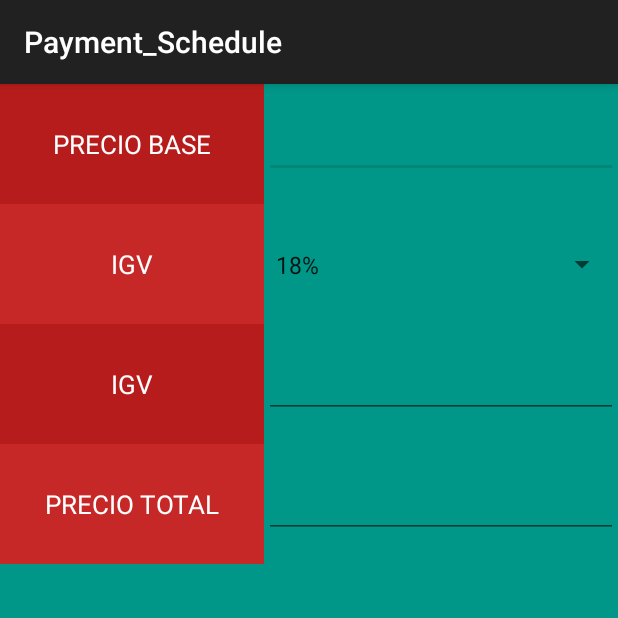
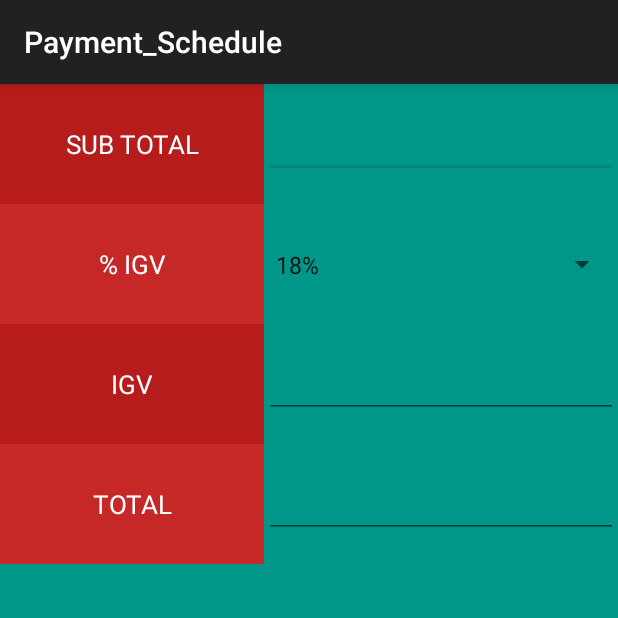
Before and after one commit to doapps/IGVPeru, an Android app: the Calculator_Activity screen opened directly, with no data from a screen before it, on a phone screen of 412 x 824 dp, the top half of it. Run offline under Robolectric (Android 15) with nearby library versions, the light colour scheme and no system bars.

Commit message:
CALAC INTERFACE

```diff
--- a/app/src/main/res/layout/activity_calculator.xml
+++ b/app/src/main/res/layout/activity_calculator.xml
@@ -22,7 +22,7 @@
                 android:layout_weight="1.5"
                 android:layout_width="0dp"
                 android:layout_height="match_parent"
-                android:text="PRECIO BASE"
+                android:text="SUB TOTAL"
                 android:textColor="@color/white"
                 android:background="@color/rojo_fuerte_2"/>
 
@@ -51,7 +51,7 @@
                 android:layout_weight="1.5"
                 android:layout_width="0dp"
                 android:layout_height="match_parent"
-                android:text="IGV"
+                android:text="% IGV"
                 android:background="@color/rojo_fuerte_1"/>
 
             <Spinner
@@ -107,7 +107,7 @@
                 android:layout_weight="1.5"
                 android:layout_width="0dp"
                 android:layout_height="match_parent"
-                android:text="PRECIO TOTAL"
+                android:text="TOTAL"
                 android:background="@color/rojo_fuerte_1"/>
 
             <EditText
```
